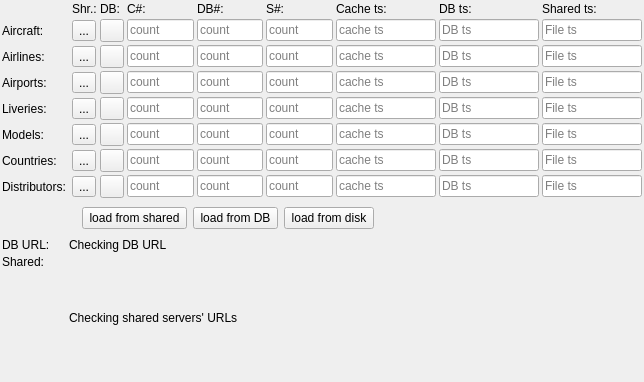
Before: the Qt Designer form src/blackgui/components/dbloadoverviewcomponent.ui in swift-project/pilotclient, drawn with Qt 5.
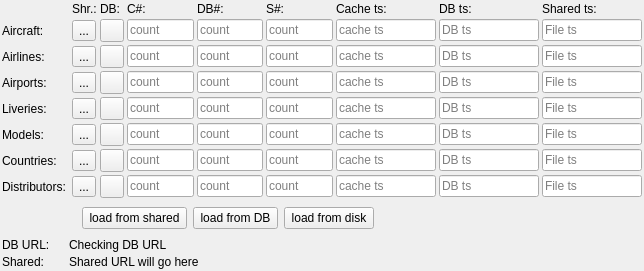
After: the same form once the commit is applied. Icons and pictures are not drawn.

Commit message:
Misc. wizard UI adjustments
- toolbox layout for terrain probe/XSwiftBus
- load overview URLs in table
- size adjustments

```diff
--- a/src/blackgui/components/dbloadoverviewcomponent.ui
+++ b/src/blackgui/components/dbloadoverviewcomponent.ui
@@ -7,7 +7,7 @@
     <x>0</x>
     <y>0</y>
     <width>644</width>
-    <height>367</height>
+    <height>253</height>
    </rect>
   </property>
   <property name="windowTitle">
@@ -258,16 +258,10 @@
      </property>
     </widget>
    </item>
-   <item row="11" column="2" colspan="9" alignment="Qt::AlignTop">
+   <item row="11" column="2" colspan="9">
     <widget class="QLabel" name="lbl_SharedUrls">
-     <property name="minimumSize">
-      <size>
-       <width>0</width>
-       <height>125</height>
-      </size>
-     </property>
      <property name="text">
-      <string>Checking shared servers' URLs</string>
+      <string>Shared URL will go here</string>
      </property>
     </widget>
    </item>
```
Left out of the diff: 4 changed lines with no effect on the pictures. The commit also changes 5 other files.
